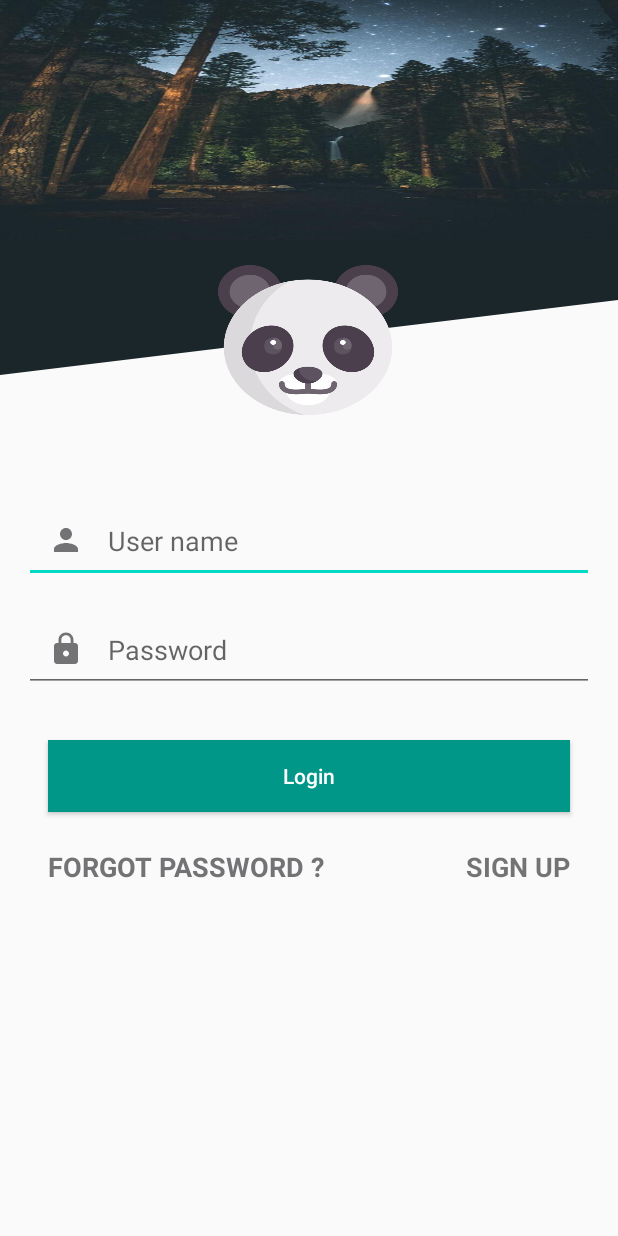
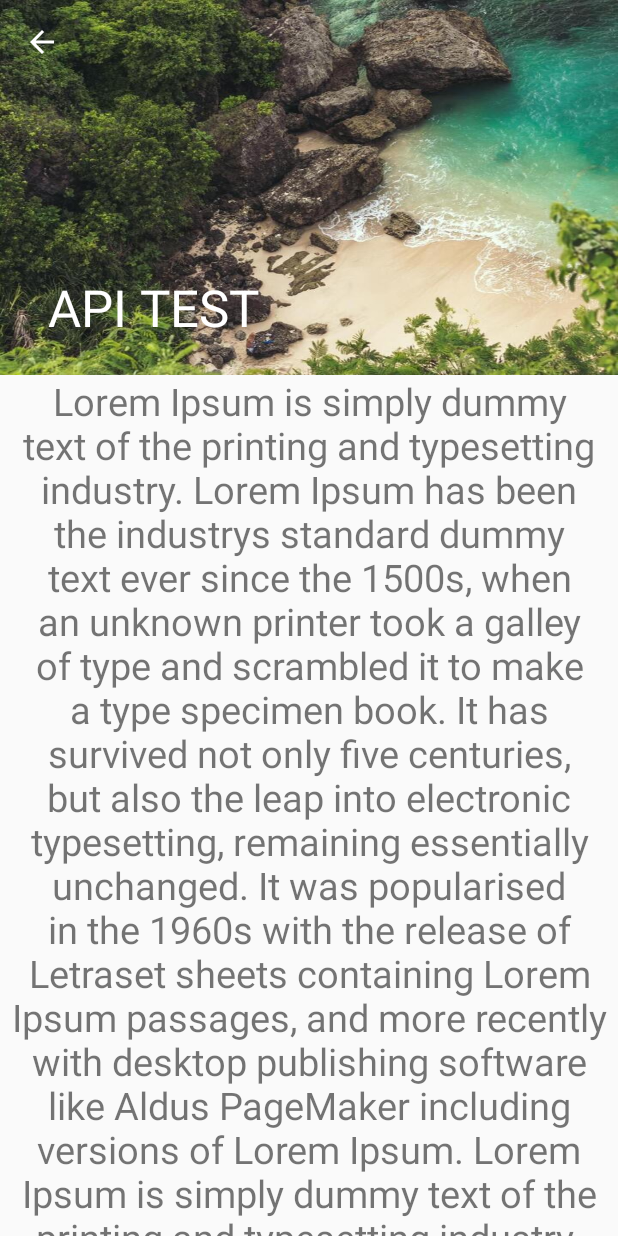
Before and after one commit to tausifabir/PracticePostMethod, an Android app: the screen it shows after launch (LoginActivity), on a phone screen of 412 x 824 dp. Run offline under Robolectric (Android 15) with nearby library versions, the phone set to English and light mode, and no system bars; Roboto replaces fonts that are not available here.

Commit message:
collapsing Toolbar

```diff
--- a/app/src/main/java/com/example/cricketapiretrofit/Activity/LoginActivity.java
+++ b/app/src/main/java/com/example/cricketapiretrofit/Activity/LoginActivity.java
@@ -1,6 +1,7 @@
 package com.example.cricketapiretrofit.Activity;
 
 import androidx.appcompat.app.AppCompatActivity;
+import androidx.appcompat.widget.Toolbar;
 
 import android.content.Intent;
 import android.os.Bundle;
@@ -21,16 +22,29 @@ public class LoginActivity extends AppCompatActivity {
     private Button loginBTN,RegistrationBTN;
     private Userpreferences userpreferences;
 
+    private Toolbar toolbar;
+
 
 
     @Override
     protected void onCreate(Bundle savedInstanceState) {
         super.onCreate(savedInstanceState);
-        setContentView(R.layout.activity_newlogin2);
+        setContentView(R.layout.activity_dashboard);
         userpreferences = new Userpreferences(this);
 
-        Intent intent = getIntent();
-        intWidget();
+      //  Intent intent = getIntent();
+       // intWidget();
+
+        toolbar = findViewById(R.id.toolbar);
+        imageView = findViewById(R.id.imageViewTV);
+
+        setSupportActionBar(toolbar);
+       getSupportActionBar().setDisplayHomeAsUpEnabled(true);
+       getSupportActionBar().setDisplayShowHomeEnabled(true);
+
+
+
+
 
 
     }
@@ -45,7 +59,7 @@ public class LoginActivity extends AppCompatActivity {
         loginBTN = findViewById(R.id.loginBtn);
         RegistrationBTN = findViewById(R.id.registrationBtn);
          */
-        imageView = findViewById(R.id.imageViewTV);
+   /*     imageView = findViewById(R.id.imageViewTV);
         usernameET = findViewById(R.id.userNameET);
         passET = findViewById(R.id.passET);
         RegistrationBTN = findViewById(R.id.loginBTN);
@@ -68,7 +82,7 @@ public class LoginActivity extends AppCompatActivity {
 
             }
         });
-
+*/
 
 
 
--- /dev/null
+++ b/app/src/main/res/layout/activity_dashboard.xml
@@ -0,0 +1,61 @@
+<?xml version="1.0" encoding="utf-8"?>
+<androidx.coordinatorlayout.widget.CoordinatorLayout xmlns:android="http://schemas.android.com/apk/res/android"
+    xmlns:app="http://schemas.android.com/apk/res-auto"
+    xmlns:tools="http://schemas.android.com/tools"
+    android:layout_width="match_parent"
+    android:layout_height="match_parent">
+
+    <com.google.android.material.appbar.AppBarLayout
+        android:id="@+id/appbar"
+        android:fitsSystemWindows="true"
+        android:theme="@style/ThemeOverlay.AppCompat.Dark.ActionBar"
+        android:layout_height="250dp"
+        android:layout_width="match_parent">
+
+        <com.google.android.material.appbar.CollapsingToolbarLayout
+            android:layout_width="match_parent"
+            android:layout_height="wrap_content"
+            app:contentScrim="?attr/colorPrimaryDark"
+            app:layout_scrollFlags="scroll|exitUntilCollapsed|snap"
+            app:toolbarId="@+id/toolbar">
+
+            <ImageView
+                android:id="@+id/imageViewTV"
+                android:layout_width="match_parent"
+                android:layout_height="250dp"
+                android:background="@drawable/view"
+                android:fitsSystemWindows="true"
+                app:layout_collapseMode="parallax"/>
+
+            <androidx.appcompat.widget.Toolbar
+                android:id="@+id/toolbar"
+                android:layout_width="match_parent"
+                android:layout_height="?attr/actionBarSize" />
+        </com.google.android.material.appbar.CollapsingToolbarLayout>
+
+    </com.google.android.material.appbar.AppBarLayout>
+
+    <androidx.core.widget.NestedScrollView
+        android:layout_width="match_parent"
+        android:layout_height="wrap_content"
+        app:layout_behavior="com.google.android.material.appbar.AppBarLayout$ScrollingViewBehavior">
+
+        <androidx.constraintlayout.widget.ConstraintLayout
+            android:layout_width="match_parent"
+            android:layout_height="wrap_content">
+
+            <TextView
+                android:layout_width="match_parent"
+                android:layout_height="wrap_content"
+                android:text="@string/yellow"
+                android:textAlignment="center"
+                android:textSize="25sp"
+                app:layout_constraintStart_toStartOf="parent"
+                app:layout_constraintTop_toTopOf="parent" />
+
+        </androidx.constraintlayout.widget.ConstraintLayout>
+
+    </androidx.core.widget.NestedScrollView>
+
+
+</androidx.coordinatorlayout.widget.CoordinatorLayout>
--- a/app/src/main/res/values/strings.xml
+++ b/app/src/main/res/values/strings.xml
@@ -1,5 +1,38 @@
 <resources>
-    <string name="app_name">CricketApiRetrofit</string>
+    <string name="app_name">API TEST</string>
     <!-- TODO: Remove or change this placeholder text -->
-    <string name="hello_blank_fragment">Hello blank fragment</string>
+    <string name="hello_blank_fragment">Hello fragment</string>
+    <string name="yellow">Lorem Ipsum is simply dummy text of the printing and typesetting industry.
+        Lorem Ipsum has been the industrys standard dummy text ever since the 1500s, when an unknown printer took a galley of type and scrambled it to make a type specimen book.
+        It has survived not only five centuries, but also the leap into electronic typesetting,
+        remaining essentially unchanged.
+        It was popularised in the 1960s with the release of Letraset sheets containing Lorem Ipsum passages,
+        and more recently with desktop publishing software like Aldus PageMaker including versions of Lorem Ipsum.
+        Lorem Ipsum is simply dummy text of the printing and typesetting industry.
+        Lorem Ipsum has been the industrys standard dummy text ever since the 1500s, when an unknown printer took a galley of type and scrambled it to make a type specimen book.
+        It has survived not only five centuries, but also the leap into electronic typesetting,
+        remaining essentially unchanged.
+        It was popularised in the 1960s with the release of Letraset sheets containing Lorem Ipsum passages,
+        and more recently with desktop publishing software like Aldus PageMaker including versions of Lorem Ipsum.
+        Lorem Ipsum is simply dummy text of the printing and typesetting industry.
+        Lorem Ipsum has been the industrys standard dummy text ever since the 1500s, when an unknown printer took a galley of type and scrambled it to make a type specimen book.
+        It has survived not only five centuries, but also the leap into electronic typesetting,
+        remaining essentially unchanged.
+        It was popularised in the 1960s with the release of Letraset sheets containing Lorem Ipsum passages,
+        and more recently with desktop publishing software like Aldus PageMaker including versions of Lorem Ipsum.
+        Lorem Ipsum is simply dummy text of the printing and typesetting industry.
+        Lorem Ipsum has been the industrys standard dummy text ever since the 1500s, when an unknown printer took a galley of type and scrambled it to make a type specimen book.
+        It has survived not only five centuries, but also the leap into electronic typesetting,
+        remaining essentially unchanged.
+        It was popularised in the 1960s with the release of Letraset sheets containing Lorem Ipsum passages,
+        and more recently with desktop publishing software like Aldus PageMaker including versions of Lorem Ipsum.
+        Lorem Ipsum is simply dummy text of the printing and typesetting industry.
+        Lorem Ipsum has been the industrys standard dummy text ever since the 1500s, when an unknown printer took a galley of type and scrambled it to make a type specimen book.
+        It has survived not only five centuries, but also the leap into electronic typesetting,
+        remaining essentially unchanged.
+        It was popularised in the 1960s with the release of Letraset sheets containing Lorem Ipsum passages,
+        and more recently with desktop publishing software like Aldus PageMaker including versions of Lorem Ipsum.
+
+    </string>
+
 </resources>
```
Also changed, not shown: app/src/main/res/drawable/view.jpg (added).
